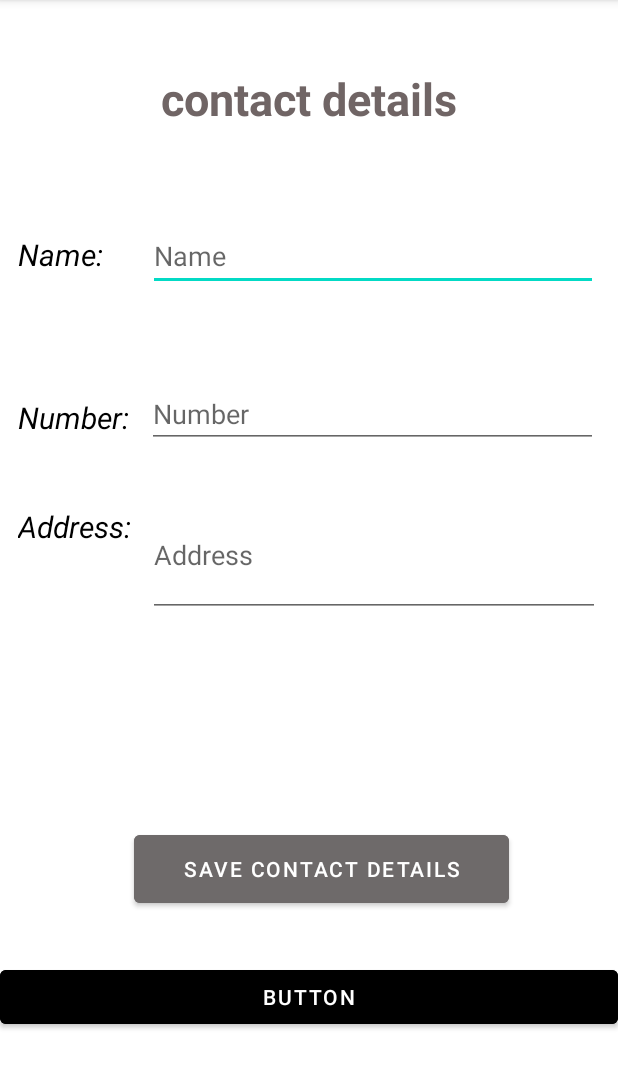
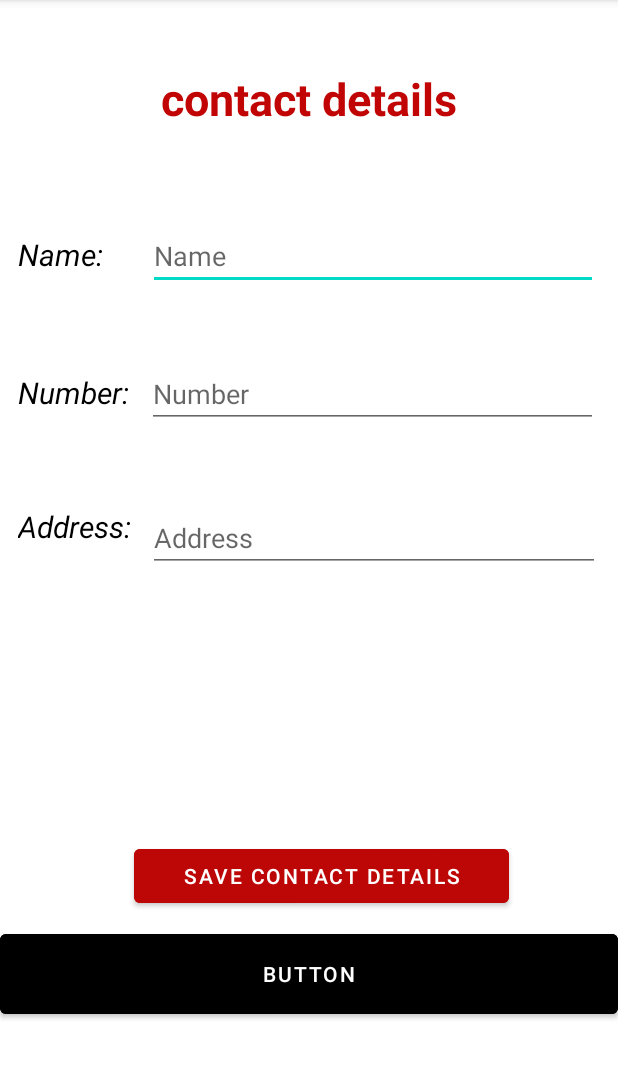
Before and after one commit to AhmedRajaa/Assignment1, an Android app: the screen it shows after launch (MainActivity), on a phone screen of 412 x 824 dp, the part 84-1172 px from its top. Run offline under Robolectric (Android 15) with nearby library versions, the phone set to English and light mode, and no system bars; our stand-ins replace Firebase (no records; nobody signed in at launch, a user with empty details on screens opened directly).

Commit message:
ahmed commit

```diff
--- a/app/src/main/java/com/example/assignment1/MainActivity.kt
+++ b/app/src/main/java/com/example/assignment1/MainActivity.kt
@@ -22,7 +22,8 @@ class MainActivity : AppCompatActivity() {
         val number = findViewById<EditText>(R.id.Number)
         val address = findViewById<EditText>(R.id.Address)
         val buttonSave = findViewById<Button>(R.id.btn_save)
-        val buttonShowContact=findViewById<Button>(R.id.button2)
+        val buttonShowContact = findViewById<Button>(R.id.button2)
+        val buttonDelete = findViewById<Button>(R.id.buttonDelete)
 
 
         val db = Firebase.firestore
@@ -43,17 +44,19 @@ class MainActivity : AppCompatActivity() {
                     name.text.clear()
                     number.text.clear()
                     address.text.clear()
-                    Toast.makeText(applicationContext, "Add ${documentReference.id}", Toast.LENGTH_LONG).show()
+                    Toast.makeText(
+                        applicationContext,
+                        "Add ${documentReference.id}",
+                        Toast.LENGTH_LONG
+                    ).show()
                 }
                 .addOnFailureListener { e ->
                     Toast.makeText(applicationContext, "${e.message}", Toast.LENGTH_LONG).show()
                 }
         }
         buttonShowContact.setOnClickListener {
-            val intent=Intent(applicationContext,AllContactsActivity::class.java)
+            val intent = Intent(applicationContext, AllContactsActivity::class.java)
             startActivity(intent)
         }
     }
-
-
 }
--- a/app/src/main/res/layout/activity_main.xml
+++ b/app/src/main/res/layout/activity_main.xml
@@ -23,7 +23,7 @@
     <EditText
         android:id="@+id/Name"
         android:layout_width="0dp"
-        android:layout_height="46dp"
+        android:layout_height="wrap_content"
 
         android:layout_marginEnd="13dp"
         android:ems="10"
@@ -36,7 +36,7 @@
     <EditText
         android:id="@+id/Address"
         android:layout_width="0dp"
-        android:layout_height="0dp"
+        android:layout_height="wrap_content"
         android:layout_marginTop="329dp"
         android:layout_marginEnd="12dp"
         android:layout_marginBottom="229dp"
@@ -51,9 +51,9 @@
     <Button
         android:id="@+id/btn_save"
         android:layout_width="250dp"
-        android:layout_height="57dp"
+        android:layout_height="wrap_content"
         android:layout_marginBottom="160dp"
-        android:backgroundTint="#6E6A6A"
+        android:backgroundTint="#BD0707"
         android:text="Save contact details"
         app:layout_constraintBottom_toBottomOf="parent"
         app:layout_constraintEnd_toEndOf="parent"
@@ -93,12 +93,13 @@
         app:layout_constraintTop_toTopOf="parent" />
 
     <TextView
+
         android:id="@+id/textView4"
         android:layout_width="wrap_content"
         android:layout_height="wrap_content"
         android:layout_marginTop="45dp"
         android:text="contact details"
-        android:textColor="#706565"
+        android:textColor="#C10404"
         android:textSize="30dp"
         android:textStyle="bold"
         app:layout_constraintEnd_toEndOf="parent"
@@ -108,7 +109,7 @@
     <EditText
         android:id="@+id/Number"
         android:layout_width="0dp"
-        android:layout_height="42dp"
+        android:layout_height="wrap_content"
         android:layout_marginTop="90dp"
         android:layout_marginEnd="13dp"
         android:layout_marginBottom="94dp"
@@ -123,7 +124,7 @@
     <Button
         android:id="@+id/button2"
         android:layout_width="match_parent"
-        android:layout_height="wrap_content"
+        android:layout_height="65dp"
         android:layout_marginBottom="79dp"
         android:text="Button"
         android:backgroundTint="@color/black"
--- a/app/src/main/res/layout/contactdetails_item.xml
+++ b/app/src/main/res/layout/contactdetails_item.xml
@@ -88,6 +88,7 @@
         </LinearLayout>
 
         <Button
+            android:id="@+id/buttonDelete"
             android:layout_marginBottom="10dp"
             android:layout_marginStart="50dp"
             android:layout_marginLeft="120dp"
```
Also changed, not shown: app/src/main/java/com/example/assignment1/MyAdapter.kt (+35 -9 lines).
